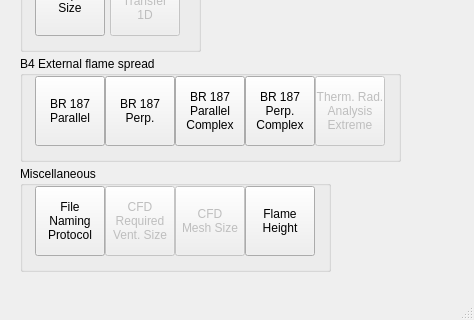
Old version of the form fseutil/guilayout/ui/main.ui in the repository fsepy/fseutil; both pictures show x 0 to 474 and y 293 to 613 of the 474 by 613 pixel window.
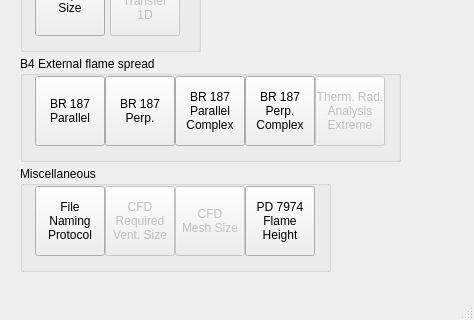
New version of the form. Icons and pictures are not drawn.

Commit message: Added flame height to UI.

Diff of the .ui file:
```diff
--- a/fseutil/guilayout/ui/main.ui
+++ b/fseutil/guilayout/ui/main.ui
@@ -241,7 +241,8 @@
       <string>File name generator in accordance with OFR file naming protocal</string>
      </property>
      <property name="text">
-      <string>Flame
+      <string>PD 7974
+Flame
 Height</string>
      </property>
     </widget>
```
Left out of the diff: 8 changed lines with no effect on the pictures. The commit also changes 3 other files.
